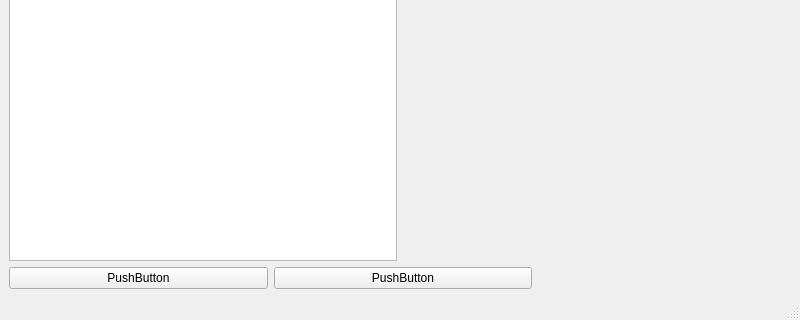
tylerchanner/2023_20451427, file Worksheet7/Qt_VTK/mainwindow.ui: the form before one commit; both pictures show x 0 to 800 and y 280 to 600 of the 800 by 600 pixel window.
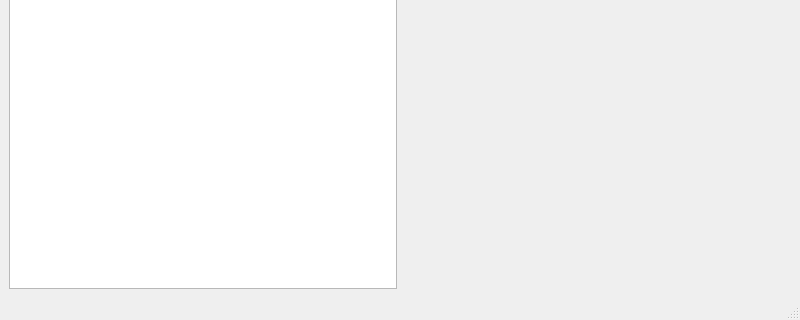
The form after the commit. Icons and pictures are not drawn. Custom widgets are drawn as their Qt base class.

The edit to the form file:
```diff
--- a/Worksheet7/Qt_VTK/mainwindow.ui
+++ b/Worksheet7/Qt_VTK/mainwindow.ui
@@ -42,49 +42,6 @@
       </item>
      </layout>
     </item>
-    <item>
-     <layout class="QHBoxLayout" name="horizontalLayout_2">
-      <item>
-       <widget class="QPushButton" name="pushButton">
-        <property name="sizePolicy">
-         <sizepolicy hsizetype="Expanding" vsizetype="Fixed">
-          <horstretch>0</horstretch>
-          <verstretch>0</verstretch>
-         </sizepolicy>
-        </property>
-        <property name="text">
-         <string>PushButton</string>
-        </property>
-       </widget>
-      </item>
-      <item>
-       <widget class="QPushButton" name="pushButton_2">
-        <property name="sizePolicy">
-         <sizepolicy hsizetype="Expanding" vsizetype="Fixed">
-          <horstretch>0</horstretch>
-          <verstretch>0</verstretch>
-         </sizepolicy>
-        </property>
-        <property name="text">
-         <string>PushButton</string>
-        </property>
-       </widget>
-      </item>
-      <item>
-       <spacer name="horizontalSpacer">
-        <property name="orientation">
-         <enum>Qt::Horizontal</enum>
-        </property>
-        <property name="sizeHint" stdset="0">
-         <size>
-          <width>40</width>
-          <height>20</height>
-         </size>
-        </property>
-       </spacer>
-      </item>
-     </layout>
-    </item>
    </layout>
   </widget>
   <widget class="QMenuBar" name="menubar">
```
